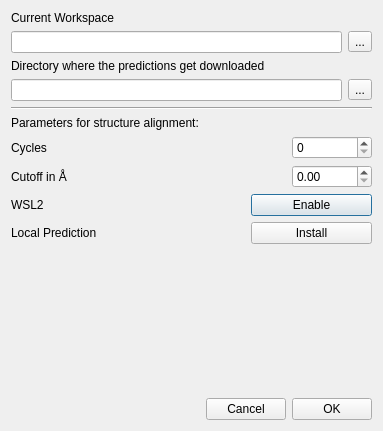
Old version of the form pyssa/gui/ui/forms/dlgSettingsGlobal.ui in the repository urban233/PySSA.
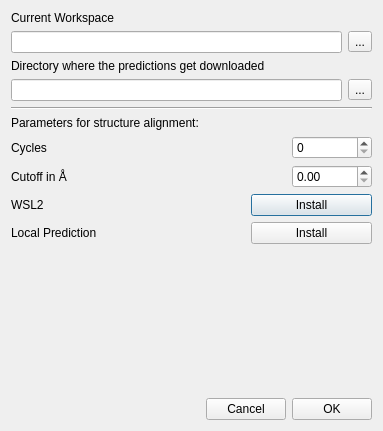
New version of the form.

What changed in the file:
```diff
--- a/pyssa/gui/ui/forms/dlgSettingsGlobal.ui
+++ b/pyssa/gui/ui/forms/dlgSettingsGlobal.ui
@@ -142,7 +142,7 @@
         </size>
        </property>
        <property name="text">
-        <string>Enable</string>
+        <string>Install</string>
        </property>
       </widget>
      </item>
```
Left out of the diff: 2 changed lines with no effect on the pictures.
